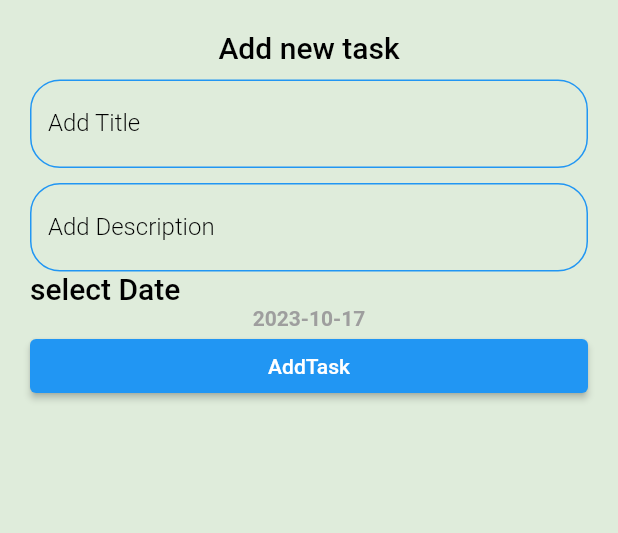
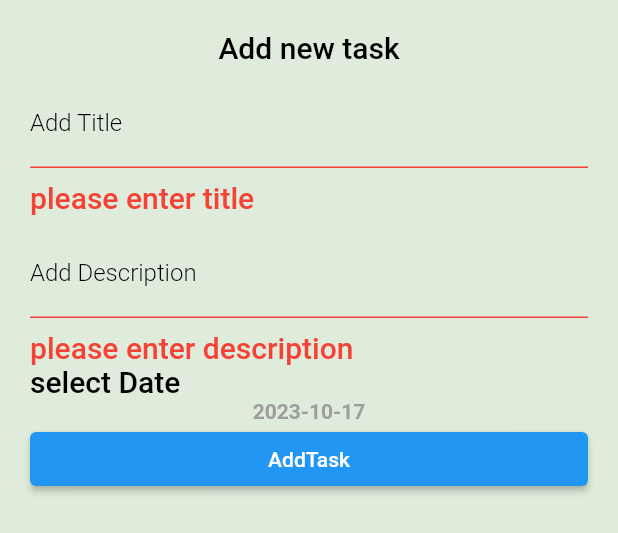
Before and after one commit to MahmoudElgaml/To_do, a Flutter app: the TaskBottomSheet widget shown alone on an empty page, opened directly, after a tap on "AddTask", on a phone screen of 412 x 824 dp. Shown: the top 533 px of the screen. Run offline on Flutter 3.47's test engine with Material 2 defaults, Android fonts, the phone set to English and light mode, and no system bars; our stand-ins replace calendar_timeline, cloud_firestore, easy_localization, firebase_core, flutter_screenutil, google_fonts; accounts and stored records are empty; generated files the repository leaves out were written again.

```diff
--- /dev/null
+++ b/lib/models/task_model.dart
@@ -0,0 +1,31 @@
+class TaskModel {
+  String title;
+  String description;
+  String id;
+  int date;
+  bool isDone;
+
+  TaskModel({required this.title,
+    required this.description,
+    this.id = "",
+    required this.date,
+    this.isDone = false});
+
+  TaskModel.fromJson(Map<String, dynamic> json) :this(
+    title: json["title"],
+    date:json["date"],
+    description:json["description"],
+    id:json["id"],
+    isDone:json["isDone"],
+  );
+ Map<String,dynamic> toJson(){
+
+    return{
+     "title": title,
+     "date":date,
+      "description":description,
+      "id":id,
+     "isDone": isDone ,
+    };
+  }
+}
--- a/lib/screens/tasks/add_task_filed.dart
+++ b/lib/screens/tasks/add_task_filed.dart
@@ -8,6 +8,13 @@ class TaskFiled extends StatelessWidget {
   @override
   Widget build(BuildContext context) {
     return TextFormField(
+      validator: (value) {
+        if(value==null||value.isEmpty){
+          return isTitle?"please enter title":"please enter description";
+        }
+        return null;
+
+      },
       controller: controller,
       decoration: InputDecoration(
         focusedBorder: OutlineInputBorder(
--- a/lib/screens/tasks/task_bottom_sheet.dart
+++ b/lib/screens/tasks/task_bottom_sheet.dart
@@ -1,5 +1,8 @@
+import 'package:firebase_core/firebase_core.dart';
 import 'package:flutter/material.dart';
+import 'package:to_do/models/task_model.dart';
 import 'package:to_do/screens/tasks/add_task_filed.dart';
+import 'package:to_do/shared/firebase/firebase-function.dart';
 
 class TaskBottomSheet extends StatefulWidget {
   @override
@@ -11,11 +14,14 @@ class _TaskBottomSheetState extends State<TaskBottomSheet> {
 
   var descriptionController = TextEditingController();
 
-  var selectDate=DateTime.now();
+  var selectDate = DateTime.now();
+  var keyF = GlobalKey<FormState>();
 
   @override
   Widget build(BuildContext context) {
-    return Container(
+    return Form(
+      key: keyF,
+      child: Container(
         padding: const EdgeInsets.all(20),
         child: Column(
           mainAxisSize: MainAxisSize.min,
@@ -39,7 +45,7 @@ class _TaskBottomSheetState extends State<TaskBottomSheet> {
                 showDate(context);
               },
               child: Text(
-              selectDate.toString().substring(0,10),
+                selectDate.toString().substring(0, 10),
                 style: const TextStyle(
                   color: Colors.grey,
                   fontWeight: FontWeight.bold,
@@ -48,44 +54,50 @@ class _TaskBottomSheetState extends State<TaskBottomSheet> {
               ),
             ),
             ElevatedButton(
-            onPressed: () {},
-            child: const Text("AddTask"),
+              onPressed: () {
+                if (keyF.currentState!.validate()) {
+                  TaskModel task = TaskModel(
+                      title: titleController.text,
+                      description: descriptionController.text,
+                      date:
+                          DateUtils.dateOnly(selectDate).millisecondsSinceEpoch,
+                      isDone: false);
+                  FirebaseFunctions.addTask(task);
+                }
+              },
               style: ElevatedButton.styleFrom(
                 backgroundColor: Colors.blue,
               ),
+              child: const Text("AddTask"),
             ),
           ],
+        ),
       ),
     );
   }
 
-  showDate(BuildContext context) async{
+  showDate(BuildContext context) async {
     var changetime = await showDatePicker(
       builder: (context, child) {
-         return Theme(data:Theme.of(context).copyWith(
+        return Theme(
+            data: Theme.of(context).copyWith(
                 colorScheme: const ColorScheme.light(
               primary: Colors.blue,
-           )
-         ) , child: child!);
+            )),
+            child: child!);
       },
       context: context,
       initialDate: selectDate,
       firstDate: DateTime.now(),
       lastDate: DateTime.now().add(
         Duration(days: 365),
-
       ),
-
     );
-  if (changetime==null){
+    if (changetime == null) {
       return;
+    } else {
+      selectDate = changetime;
     }
-  else{
-    selectDate=changetime;
-  }
-  setState(() {
-
-  });
-
+    setState(() {});
   }
 }
--- a/lib/shared/styles/my_theme.dart
+++ b/lib/shared/styles/my_theme.dart
@@ -12,7 +12,7 @@ class MyTheme {
           onPrimary: Colors.white,
           secondary: whiteColor,
           onSecondary: whiteColor,
-          error: Colors.green,
+          error: Colors.red,
           onError: Colors.deepPurple,
           background: Colors.pink,
           onBackground: Colors.greenAccent,
```
Also changed, not shown: lib/screens/tasks/task_item.dart (+23 -10 lines), lib/screens/tasks/tasks_tab.dart (+34 -5 lines), lib/shared/firebase/firebase-function.dart (added, +28 -0 lines). Lines whose indentation alone changed are shown as unchanged.
